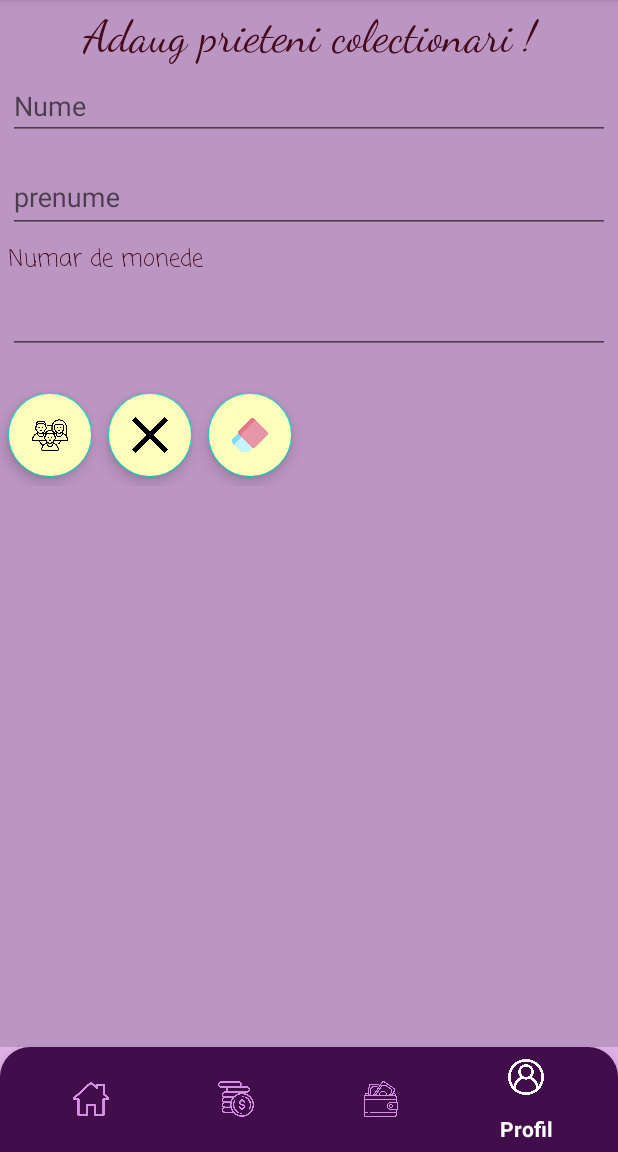
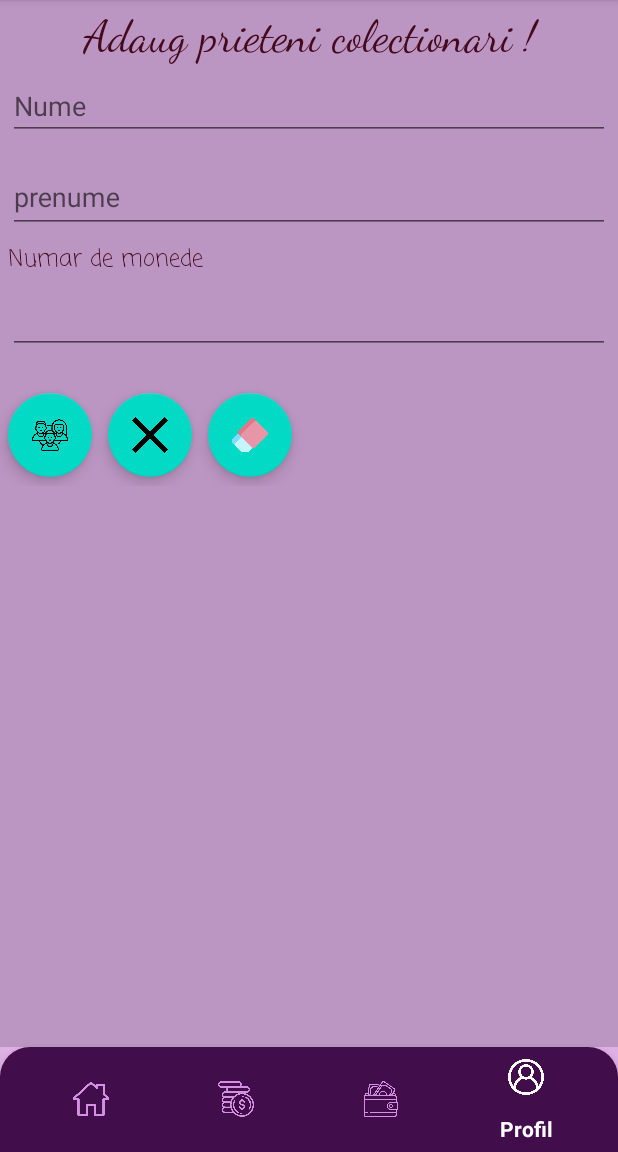
Before and after one commit to Diana2808/Project_Android, an Android app: the fragment ColectieFragment placed in its activity, item 4 of the bottom bar chosen, on a phone screen of 412 x 824 dp, the part 84-1236 px from its top. Run offline under Robolectric (Android 15) with nearby library versions, the phone set to English and light mode, and no system bars; our stand-ins replace Firebase (no records; nobody signed in at launch, a user with empty details on screens opened directly), Room's generated code.

Commit message:
rezolvat eroare backgroundTint ProfilFragment + lista Colectie

```diff
--- a/app/src/main/AndroidManifest.xml
+++ b/app/src/main/AndroidManifest.xml
@@ -12,7 +12,6 @@
         android:supportsRtl="true"
         android:theme="@style/AppTheme">
         <activity android:name=".InfoActivity"></activity>
-        <activity android:name=".ListaColectieActivity" />
         <activity android:name=".AdaugaRecenzie" />
         <activity android:name=".AdaugInColectieActivity" />
         <activity android:name=".MainActivity">
--- a/app/src/main/java/com/example/project/MainActivity.java
+++ b/app/src/main/java/com/example/project/MainActivity.java
@@ -72,8 +72,8 @@ public class MainActivity extends AppCompatActivity {
                     Intent intent=new Intent(getApplicationContext(), AdaugInColectieActivity.class);
                     startActivityForResult(intent, COD);
 
+                    fragmentCurent = ColectieFragment.newInstance(monedeListaColectie);
 
-                    fragmentCurent = ColectieFragment.newInstance(monedeListaColectie);
                 }else if(item.getItemId()==R.id.fragment_Profil) {
                     fragmentCurent = new ProfilFragment();
                 }
--- a/app/src/main/java/com/example/project/database/DatabaseManager.java
+++ b/app/src/main/java/com/example/project/database/DatabaseManager.java
@@ -66,5 +66,4 @@ public abstract class DatabaseManager extends RoomDatabase {
     public abstract TaraDao getTaraDao();
     public abstract MonedaDao getMonedaDao();
     public abstract CaracteristiciDao getCaracteristiciDao();
-
 }
--- a/app/src/main/java/com/example/project/fragmente/ColectieFragment.java
+++ b/app/src/main/java/com/example/project/fragmente/ColectieFragment.java
@@ -1,5 +1,6 @@
 package com.example.project.fragmente;
 
+import android.content.Intent;
 import android.os.Bundle;
 
 import androidx.fragment.app.Fragment;
@@ -13,6 +14,7 @@ import android.widget.Button;
 import android.widget.ListView;
 import android.widget.Toast;
 
+import com.example.project.AdaugInColectieActivity;
 import com.example.project.MonedaAdapter;
 import com.example.project.R;
 import com.example.project.asyncTask.Callback;
@@ -35,10 +37,10 @@ public class ColectieFragment extends Fragment {
 
  private Button btnAn;
  private Button btnTara;
+ private Button btnAdauga;
  private ListView lvColectie;
  private List<Tara> listaTari=new ArrayList<>();
  public static final String CHEIE_1="ceva";
- public static final int cod_request_inserare=201;
  private  List<ListaMonedeTabele> listaTotTabele=new ArrayList<>();
 
 
@@ -69,6 +71,7 @@ public class ColectieFragment extends Fragment {
         lvColectie=view.findViewById(R.id.lv_colectie);
         btnAn =view.findViewById(R.id.btn_peste2000);
         btnTara=view.findViewById(R.id.btn_filtruPeRomania);
+        btnAdauga=view.findViewById(R.id.btn_adauga);
         taraService=new TaraService(getContext().getApplicationContext());
         caracteristiciService=new CaracteristiciService(getContext().getApplicationContext());
         monedaService=new MonedaService(getContext().getApplicationContext());
@@ -116,6 +119,15 @@ public class ColectieFragment extends Fragment {
             }
         });
 
+
+        btnAdauga.setOnClickListener(new View.OnClickListener() {
+            @Override
+            public void onClick(View v) {
+                Intent intent=new Intent(getContext().getApplicationContext(), AdaugInColectieActivity.class);
+                startActivity(intent);
+            }
+        });
+
         if (getArguments() != null) {
 
 
@@ -126,11 +138,6 @@ public class ColectieFragment extends Fragment {
                 monedaService.getAll2(callbackGetAll());
 
             }
-
-                //sincronizareBazaDeDate(listaTari);
-
-
-
 
 
 
--- a/app/src/main/java/com/example/project/fragmente/ProfilFragment.java
+++ b/app/src/main/java/com/example/project/fragmente/ProfilFragment.java
@@ -62,8 +62,6 @@ public class ProfilFragment extends Fragment {
         final View view= inflater.inflate(R.layout.fragment_profil, container, false);
 
         initializare(view);
-
-        setareAdapter();
         fabAdaugare.setOnClickListener(new View.OnClickListener() {
             @Override
             public void onClick(View v) {
@@ -99,6 +97,8 @@ public class ProfilFragment extends Fragment {
 
             }
         });
+        setareAdapter();
+
         firebaseService = FirebaseService.newInstance();
         firebaseService.atasare(afisareCallback());
 
--- a/app/src/main/res/layout/fragment_profil.xml
+++ b/app/src/main/res/layout/fragment_profil.xml
@@ -107,7 +107,7 @@
                 android:layout_marginLeft="5dp"
                 android:layout_marginTop="10dp"
                 android:layout_marginRight="5dp"
-                android:backgroundTint="#ffb"
+
                 android:clickable="true"
                 android:paddingBottom="6dp"
                 android:src="@drawable/friends"
@@ -123,7 +123,6 @@
                 android:layout_marginLeft="5dp"
                 android:layout_marginTop="10dp"
                 android:layout_marginRight="5dp"
-                android:backgroundTint="#ffb"
                 android:clickable="true"
                 android:paddingBottom="6dp"
                 android:src="@drawable/clear"
@@ -139,7 +138,6 @@
                 android:layout_marginLeft="5dp"
                 android:layout_marginTop="10dp"
                 android:layout_marginRight="5dp"
-                android:backgroundTint="#ffb"
                 android:clickable="true"
                 android:paddingBottom="6dp"
                 android:src="@drawable/eraser"
```
Also changed, not shown: app/src/main/java/com/example/project/ListaColectieActivity.java (deleted, +0 -16 lines), app/src/main/res/layout/activity_l_ista_colectie.xml (deleted, +0 -9 lines), app/src/main/res/layout/fragment_colectie.xml (+25 -15 lines).
